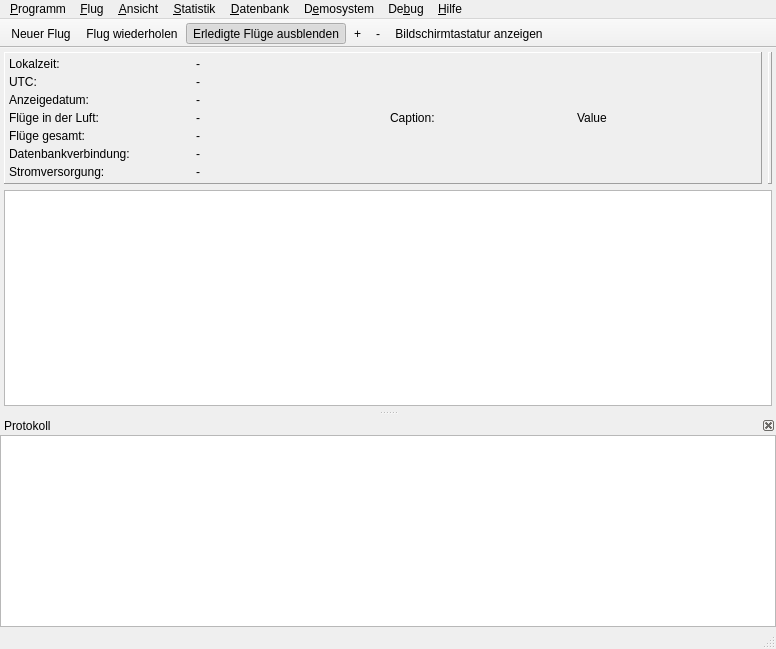
Above: src/gui/windows/MainWindow.ui from startkladde/startkladde before the change. Below: the same form after it.
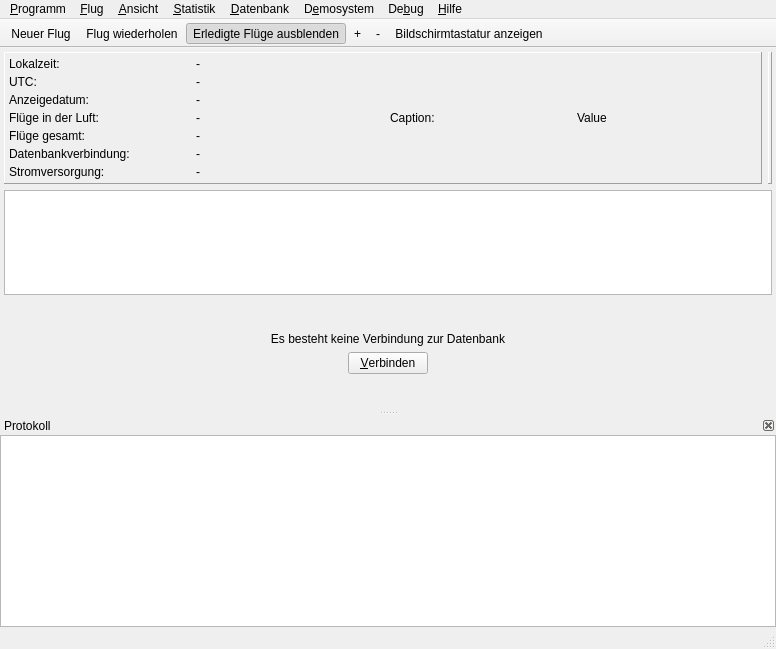
That is the form after the change. Custom widgets are drawn as their Qt base class.

Commit message: Flight table hidden when not connected

The edit to the form file:
```diff
--- a/src/gui/windows/MainWindow.ui
+++ b/src/gui/windows/MainWindow.ui
@@ -14,7 +14,7 @@
    <string>MainWindow</string>
   </property>
   <widget class="QWidget" name="centralwidget">
-   <layout class="QVBoxLayout" stretch="0,1">
+   <layout class="QVBoxLayout" stretch="0,1,1">
     <property name="margin">
      <number>4</number>
     </property>
@@ -240,6 +240,102 @@
       </property>
      </widget>
     </item>
+    <item>
+     <widget class="QWidget" name="notConnectedPane" native="true">
+      <property name="sizePolicy">
+       <sizepolicy hsizetype="Expanding" vsizetype="Expanding">
+        <horstretch>0</horstretch>
+        <verstretch>0</verstretch>
+       </sizepolicy>
+      </property>
+      <layout class="QVBoxLayout" name="verticalLayout">
+       <property name="margin">
+        <number>0</number>
+       </property>
+       <item>
+        <spacer name="verticalSpacer_2">
+         <property name="orientation">
+          <enum>Qt::Vertical</enum>
+         </property>
+         <property name="sizeHint" stdset="0">
+          <size>
+           <width>20</width>
+           <height>40</height>
+          </size>
+         </property>
+        </spacer>
+       </item>
+       <item>
+        <widget class="QLabel" name="label_3">
+         <property name="text">
+          <string>Es besteht keine Verbindung zur Datenbank</string>
+         </property>
+         <property name="alignment">
+          <set>Qt::AlignCenter</set>
+         </property>
+        </widget>
+       </item>
+       <item>
+        <widget class="QWidget" name="widget_2" native="true">
+         <layout class="QHBoxLayout" name="horizontalLayout_3">
+          <property name="spacing">
+           <number>0</number>
+          </property>
+          <property name="margin">
+           <number>0</number>
+          </property>
+          <item>
+           <spacer name="horizontalSpacer_4">
+            <property name="orientation">
+             <enum>Qt::Horizontal</enum>
+            </property>
+            <property name="sizeHint" stdset="0">
+             <size>
+              <width>40</width>
+              <height>20</height>
+             </size>
+            </property>
+           </spacer>
+          </item>
+          <item>
+           <widget class="QPushButton" name="connectButton">
+            <property name="text">
+             <string>&amp;Verbinden</string>
+            </property>
+           </widget>
+          </item>
+          <item>
+           <spacer name="horizontalSpacer_3">
+            <property name="orientation">
+             <enum>Qt::Horizontal</enum>
+            </property>
+            <property name="sizeHint" stdset="0">
+             <size>
+              <width>40</width>
+              <height>20</height>
+             </size>
+            </property>
+           </spacer>
+          </item>
+         </layout>
+        </widget>
+       </item>
+       <item>
+        <spacer name="verticalSpacer_3">
+         <property name="orientation">
+          <enum>Qt::Vertical</enum>
+         </property>
+         <property name="sizeHint" stdset="0">
+          <size>
+           <width>20</width>
+           <height>40</height>
+          </size>
+         </property>
+        </spacer>
+       </item>
+      </layout>
+     </widget>
+    </item>
    </layout>
   </widget>
   <widget class="QMenuBar" name="menubar">
```
The commit also changes 2 other files.
